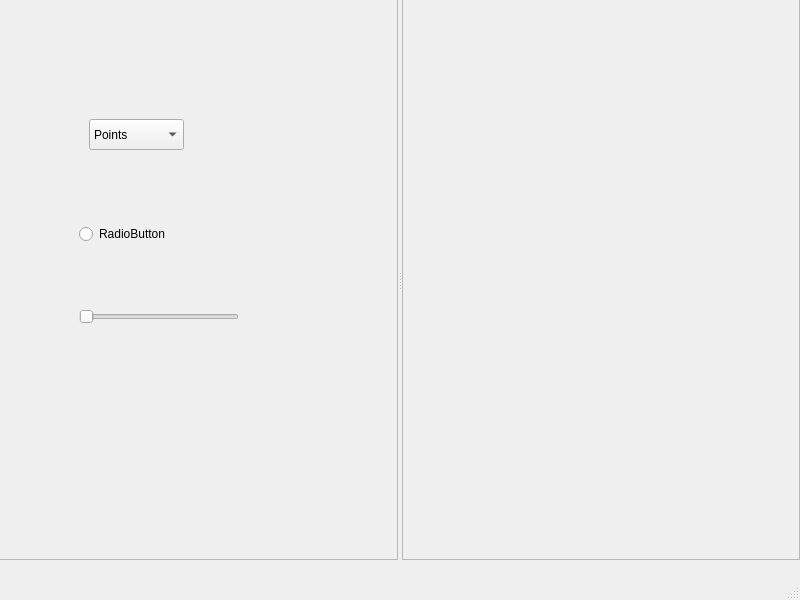
First picture: the form in Mini_app_Qt_VTK.ui, repository Aympab/raytracing-vtk-pyqt, before the edit.
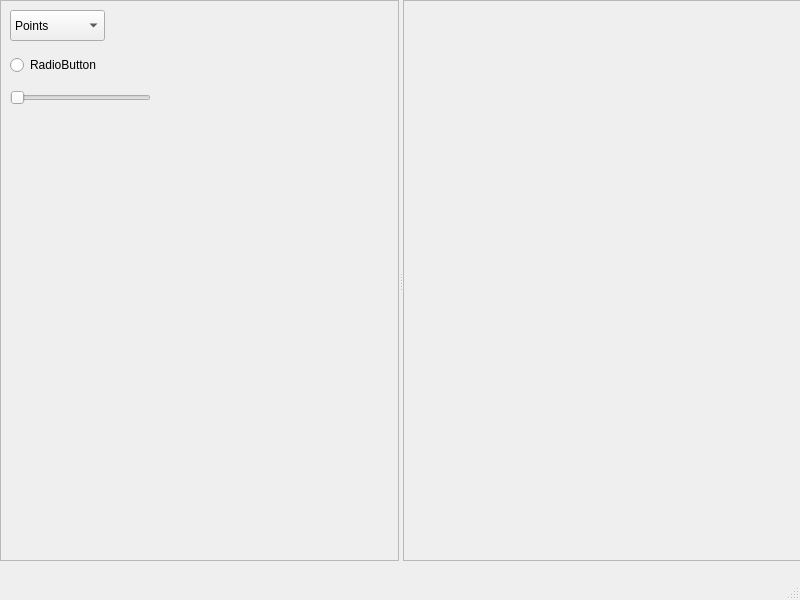
Second picture: the form after the edit.

The edit to the form file:
```diff
--- a/Mini_app_Qt_VTK.ui
+++ b/Mini_app_Qt_VTK.ui
@@ -17,8 +17,8 @@
    <widget class="QSplitter" name="splitter">
     <property name="geometry">
      <rect>
-      <x>-1</x>
-      <y>-1</y>
+      <x>0</x>
+      <y>0</y>
       <width>801</width>
       <height>561</height>
      </rect>
@@ -48,8 +48,8 @@
      <widget class="QRadioButton" name="radioButton">
       <property name="geometry">
        <rect>
-        <x>80</x>
-        <y>220</y>
+        <x>10</x>
+        <y>50</y>
         <width>131</width>
         <height>30</height>
        </rect>
@@ -61,8 +61,8 @@
      <widget class="QComboBox" name="comboBox">
       <property name="geometry">
        <rect>
-        <x>90</x>
-        <y>120</y>
+        <x>10</x>
+        <y>10</y>
         <width>95</width>
         <height>31</height>
        </rect>
@@ -86,9 +86,9 @@
      <widget class="QSlider" name="Resolution">
       <property name="geometry">
        <rect>
-        <x>80</x>
-        <y>310</y>
-        <width>160</width>
+        <x>10</x>
+        <y>90</y>
+        <width>141</width>
         <height>16</height>
        </rect>
       </property>
```
